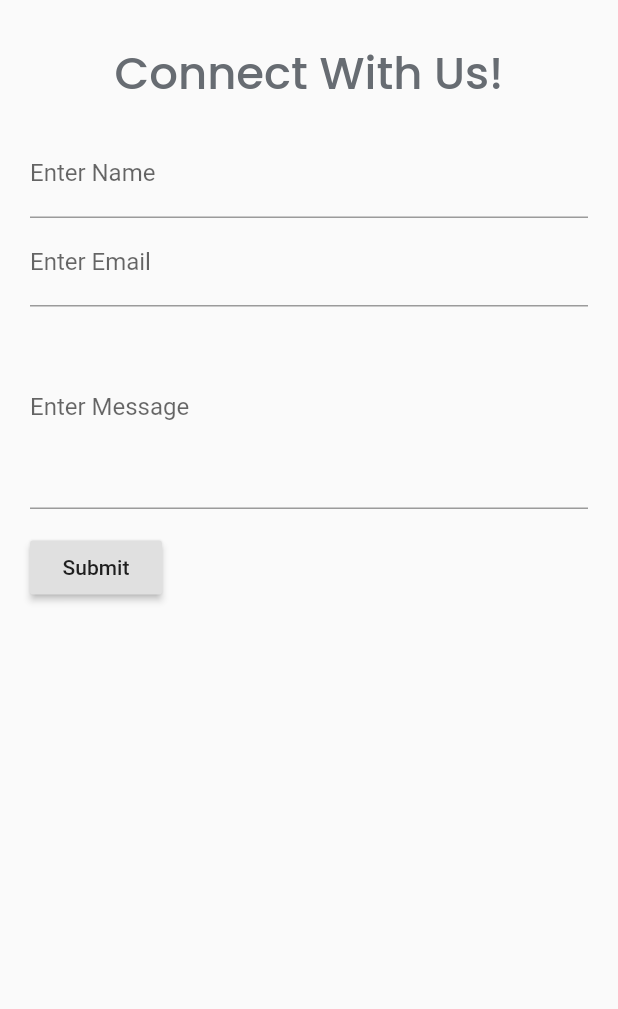
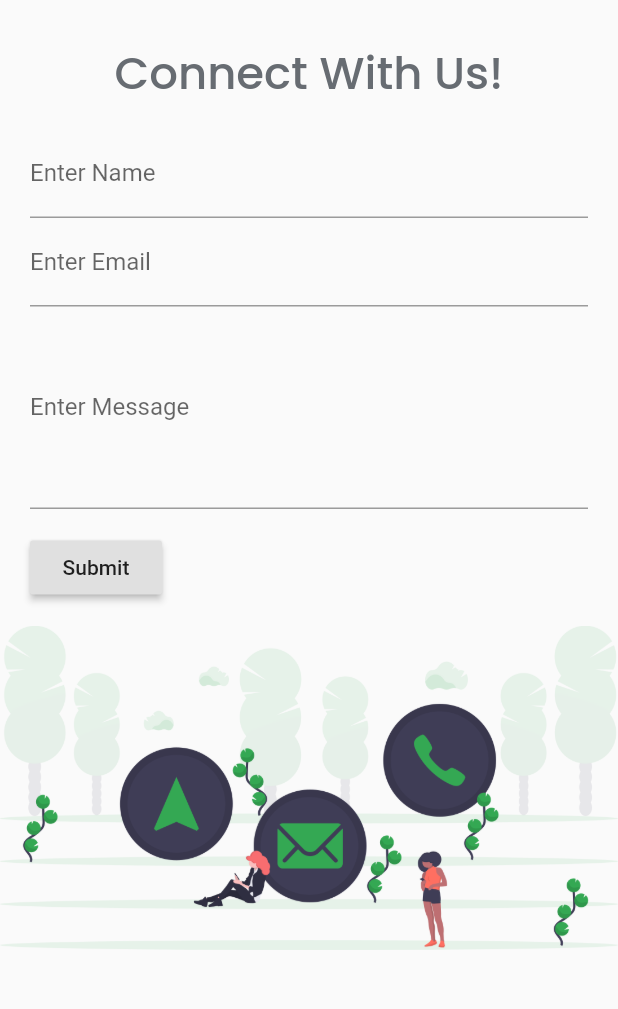
Before and after one commit to developer-student-club-thapar/mobile-app, a Flutter app: the screen it shows after launch, on a phone screen of 412 x 824 dp, the part 73-1082 px from its top. Run offline on Flutter 3.47's test engine with Material 2 defaults, Android fonts, the phone set to English and light mode, and no system bars; our stand-ins replace carousel_slider, flare_flutter, google_fonts; network calls fail.

Commit message:
Add undraw connect with us asset in contacts screen

```diff
--- a/lib/screens/contacts.dart
+++ b/lib/screens/contacts.dart
@@ -15,7 +15,18 @@ class _ContactsState extends State<Contacts> {
   Widget build(BuildContext context) {
     return Scaffold(
       appBar: CustomAppBar(title: 'DSC TIET'),
-      body: MyContactForm(),
+      body: Column(
+        children: <Widget>[
+          MyContactForm(),
+          Container(
+            child: new Image.asset(
+              'lib/assets/undraw_contact_us_15o2.b5af09c2.png',
+              //height: 60.0,
+              fit: BoxFit.cover,
+            ),
+          ),
+        ],
+      ),
     );
   }
 }
```
Also changed, not shown: lib/assets/undraw_contact_us_15o2.b5af09c2.png (added).
